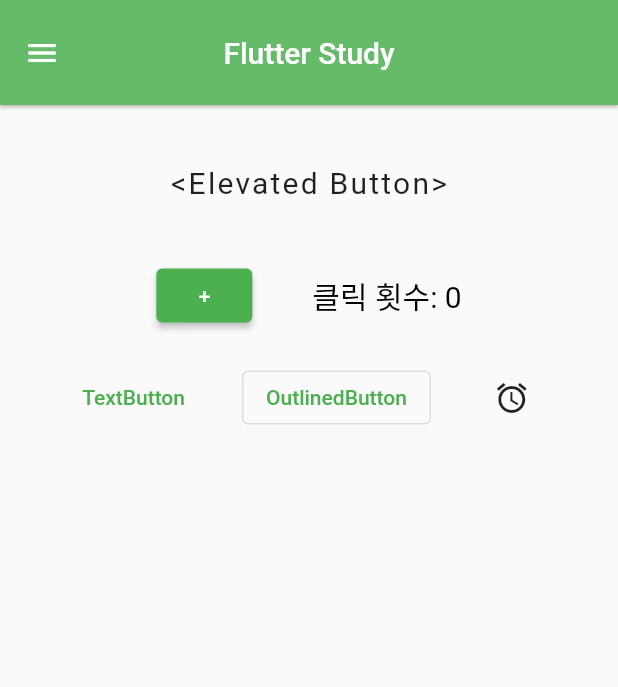
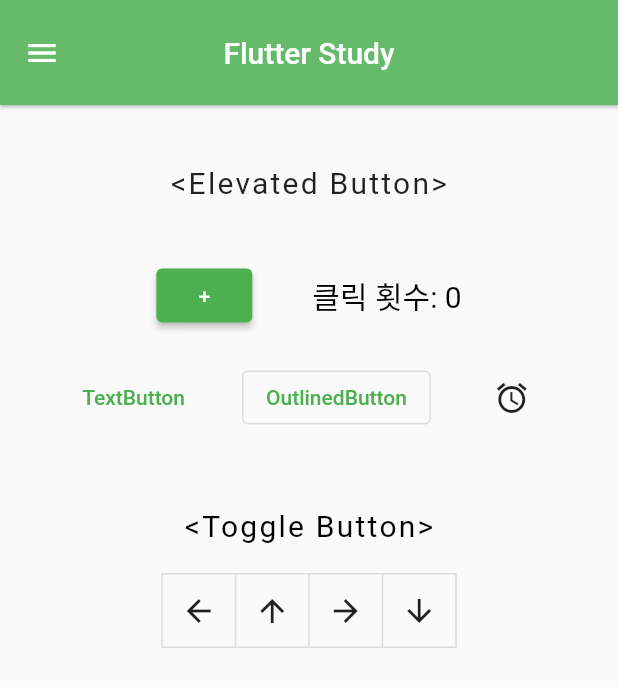
Before and after one commit to petcu1004/2021-GDSC-SCH-Flutter-Learning, a Flutter app: the screen it shows after launch, on a phone screen of 412 x 824 dp. Shown: the top 687 px of the screen. Run offline on Flutter 3.47's test engine with Material 2 defaults, Android fonts, the light colour scheme and no system bars.

Commit message:
Toggle Button

```diff
--- a/week4/flutter_application_1/lib/main.dart
+++ b/week4/flutter_application_1/lib/main.dart
@@ -12,6 +12,10 @@
 
 class _MyAppState extends State<MyApp> {
   int elevate = 0;
+
+  //toggle button의 4칸짜리 리스트를 생성하고 값을 false로 설정
+  List<bool> _selection = List.generate(4, (index) => false);
+
   @override
   Widget build(BuildContext context) {
     return MaterialApp(
@@ -80,19 +84,48 @@
               Row(
                 mainAxisAlignment: MainAxisAlignment.center,
                 children: [
-                  TextButton( //TextButton
+                  TextButton(
+                    //TextButton
                     onPressed: () {},
                     child: Text('TextButton'),
                     style: TextButton.styleFrom(primary: Colors.green),
                   ),
                   SizedBox(width: 30),
-                  OutlinedButton( //OutlinedButton
+                  OutlinedButton(
+                      //OutlinedButton
                       onPressed: () {},
                       child: Text('OutlinedButton'),
                       style: OutlinedButton.styleFrom(primary: Colors.green)),
                   SizedBox(width: 30),
-                  IconButton(onPressed: () {}, icon: Icon(Icons.access_alarm)) //IconButton 알람 아이콘 버튼
+                  IconButton(
+                      onPressed: () {},
+                      icon: Icon(Icons.access_alarm)) //IconButton 알람 아이콘 버튼
                 ],
+              ),
+              SizedBox(
+                height: 50,
+              ),
+              Text(
+                '<Toggle Button>',
+                style: TextStyle(
+                    color: Colors.black, fontSize: 20, letterSpacing: 1.5),
+              ),
+              SizedBox(
+                height: 20,
+              ),
+              ToggleButtons(
+                children: [
+                  Icon(Icons.arrow_back),
+                  Icon(Icons.arrow_upward),
+                  Icon(Icons.arrow_forward),
+                  Icon(Icons.arrow_downward)
+                ],
+                isSelected: _selection,
+                onPressed: (int index) {
+                  setState(() {
+                    _selection[index] = !_selection[index];
+                  });
+                },
               )
             ],
           ),
```
